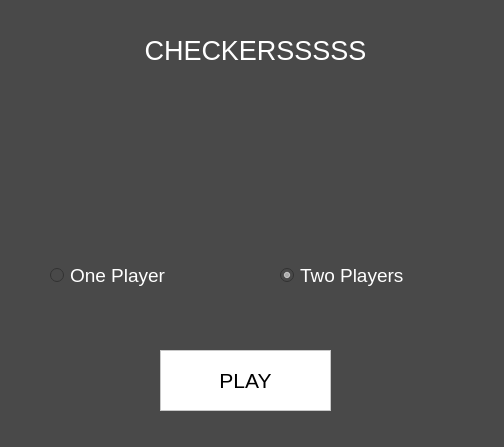
Old version of the form assets/design.ui in the repository MihajloMilojevic/Checkers.py.
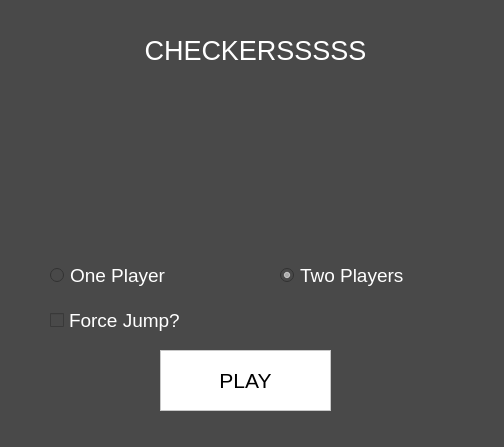
New version of the form.

Commit message: force jumps

Patch:
```diff
--- a/assets/design.ui
+++ b/assets/design.ui
@@ -137,6 +137,24 @@
     <set>Qt::AlignCenter</set>
    </property>
   </widget>
+  <widget class="QCheckBox" name="force_jump_cb">
+   <property name="geometry">
+    <rect>
+     <x>50</x>
+     <y>300</y>
+     <width>301</width>
+     <height>41</height>
+    </rect>
+   </property>
+   <property name="font">
+    <font>
+     <pointsize>14</pointsize>
+    </font>
+   </property>
+   <property name="text">
+    <string>Force Jump?</string>
+   </property>
+  </widget>
  </widget>
  <resources/>
  <connections/>
```
The commit also changes 16 other files.
